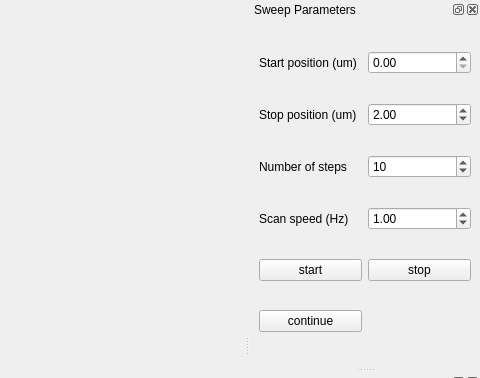
Before: the Qt Designer form gui/whitelight_transmission/whitelight_transmission.ui in rasjen/qudi, drawn with Qt 5; both pictures show x 489 to 969 and y 0 to 378 of the 969 by 711 pixel window.
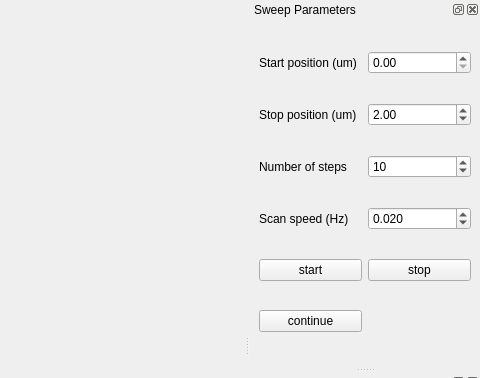
After: the same form once the commit is applied. Custom widgets are drawn as their Qt base class.

What changed in the file:
```diff
--- a/gui/whitelight_transmission/whitelight_transmission.ui
+++ b/gui/whitelight_transmission/whitelight_transmission.ui
@@ -246,8 +246,11 @@
      </item>
      <item row="3" column="1">
       <widget class="QDoubleSpinBox" name="scan_speed_doubleSpinBox">
+       <property name="decimals">
+        <number>3</number>
+       </property>
        <property name="value">
-        <double>1.000000000000000</double>
+        <double>0.020000000000000</double>
        </property>
       </widget>
      </item>
```
